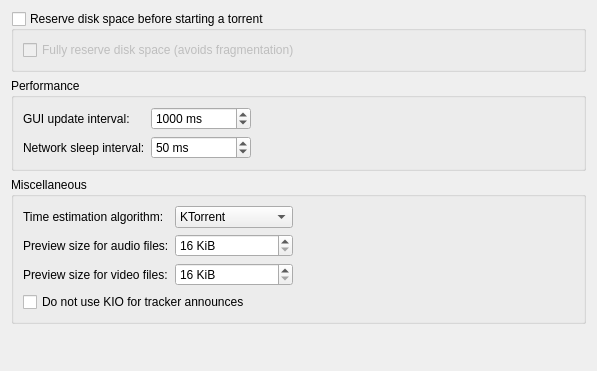
First picture: the form in ktorrent/advancedpref.ui, repository KDE/ktorrent, before the edit.
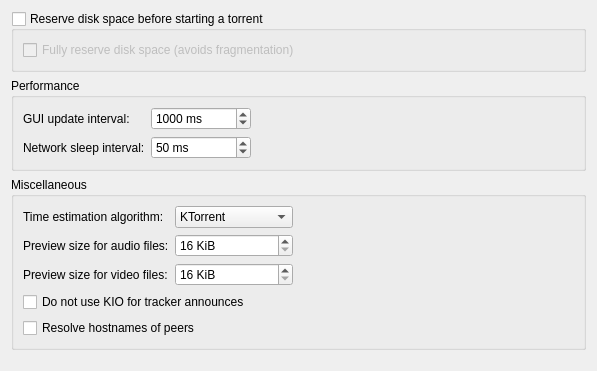
Second picture: the form after the edit.

Commit message: - Add hostname lookup for peers - Fix crash in mediaplayer plugin caused by an out of range index in a list

```diff
--- a/ktorrent/advancedpref.ui
+++ b/ktorrent/advancedpref.ui
@@ -277,6 +277,18 @@
         </property>
        </widget>
       </item>
+      <item>
+       <widget class="QCheckBox" name="kcfg_lookUpHostnameOfPeers">
+        <property name="toolTip">
+         <string>Resolve the hostname of each peer. This will result in the hostname of a peer being displayed instead of the IP address. 
+
+It can be disabled if you do not like the additional network traffic it generates</string>
+        </property>
+        <property name="text">
+         <string>Resolve hostnames of peers</string>
+        </property>
+       </widget>
+      </item>
      </layout>
     </widget>
    </item>
```
The commit also changes 8 other files.
